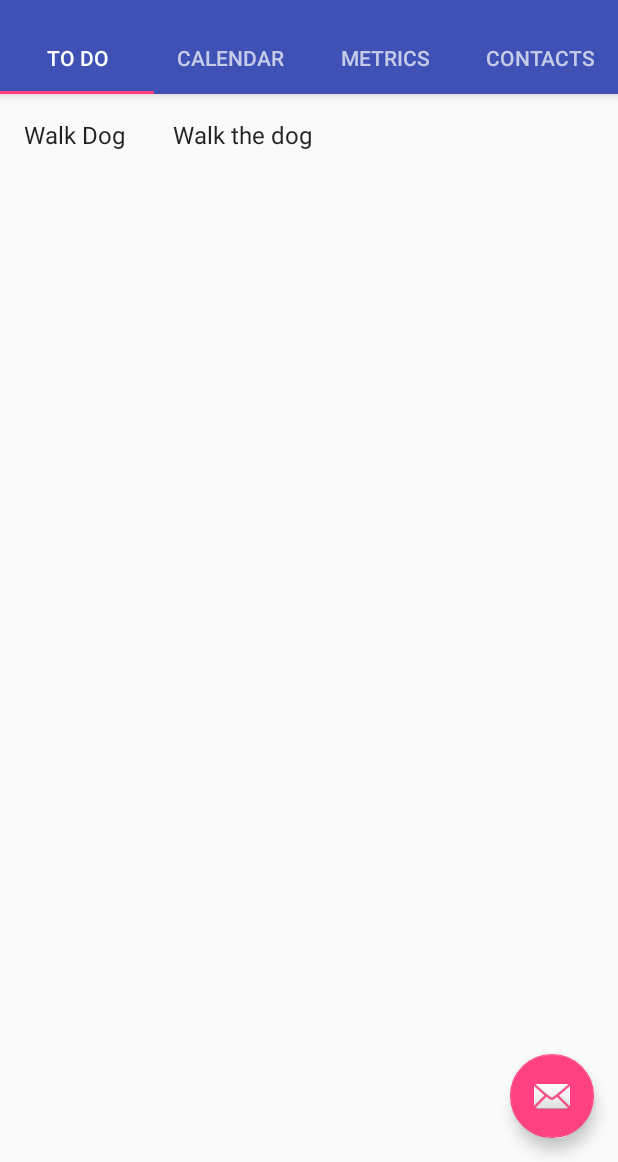
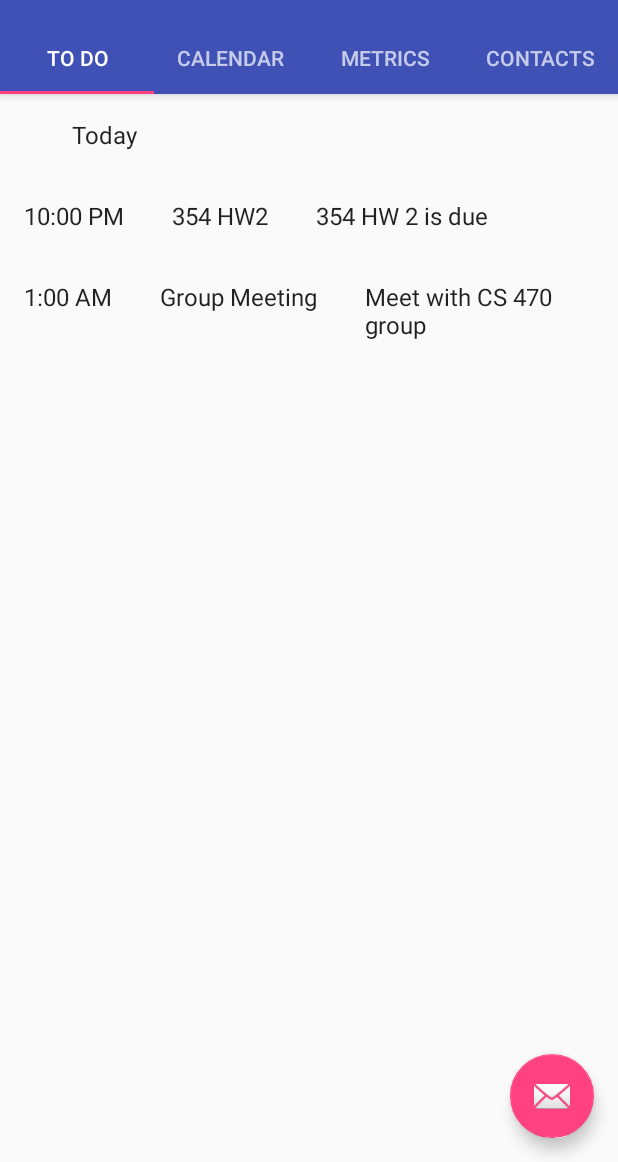
Before and after one commit to MSpelman/AndDone, an Android app: the screen it shows after launch (TodoActivity), on a phone screen of 412 x 824 dp, the part 74-1236 px from its top. Run offline under Robolectric (Android 15) with nearby library versions, the phone set to English and light mode, and no system bars.

Commit message:
Todo Round 2

```diff
--- a/app/src/main/java/com/example/anddone/Event.java
+++ b/app/src/main/java/com/example/anddone/Event.java
@@ -3,6 +3,7 @@ package com.example.anddone;
 //import java.time.*;
 import java.util.ArrayList;
 import java.util.Date;
+import java.text.SimpleDateFormat;
 
 /**
  * Event
@@ -38,6 +39,15 @@ public class Event implements IScheduleItem {
     public Event(String name, String description) {
         this.name = name;
         this.description = description;
+        beforeTasks = new ArrayList<>();
+        duringTasks = new ArrayList<>();
+        sharedWith = new ArrayList<>();
+    }
+
+    public Event(String name, String description, Date startTime) {
+        this.name = name;
+        this.description = description;
+        this.startTime = startTime;
         beforeTasks = new ArrayList<>();
         duringTasks = new ArrayList<>();
         sharedWith = new ArrayList<>();
@@ -111,4 +121,12 @@ public class Event implements IScheduleItem {
     public String getDescription() {
         return description;
     }
+
+    public String getTime() {
+        if (startTime != null) {
+            SimpleDateFormat format = new SimpleDateFormat("h:mm a");
+            return format.format(startTime);
+        }
+        return "";
+    }
 }
--- a/app/src/main/java/com/example/anddone/IScheduleItem.java
+++ b/app/src/main/java/com/example/anddone/IScheduleItem.java
@@ -9,4 +9,5 @@ package com.example.anddone;
 public interface IScheduleItem {
     public String getName();
     public String getDescription();
+    public String getTime();
 }
--- a/app/src/main/java/com/example/anddone/Task.java
+++ b/app/src/main/java/com/example/anddone/Task.java
@@ -3,6 +3,7 @@ package com.example.anddone;
 //import java.time.*;
 import java.util.ArrayList;
 import java.util.Date;
+import java.text.SimpleDateFormat;
 
 /**
  * Task
@@ -37,6 +38,14 @@ public class Task implements IScheduleItem {
     public Task(String name, String description) {
         this.name = name;
         this.description = description;
+        this.completed = false;
+        sharedWith = new ArrayList<>();
+    }
+
+    public Task(String name, String description, Date timeDue) {
+        this.name = name;
+        this.description = description;
+        this.timeDue = timeDue;
         this.completed = false;
         sharedWith = new ArrayList<>();
     }
@@ -94,4 +103,12 @@ public class Task implements IScheduleItem {
     public String getDescription() {
         return description;
     }
+
+    public String getTime() {
+        if (timeDue != null) {
+            SimpleDateFormat format = new SimpleDateFormat("h:mm a");
+            return format.format(timeDue);
+        }
+        return "";
+    }
 }
--- a/app/src/main/java/com/example/anddone/TodoContent.java
+++ b/app/src/main/java/com/example/anddone/TodoContent.java
@@ -1,6 +1,7 @@
 package com.example.anddone;
 
 import java.util.ArrayList;
+import java.util.Calendar;
 import java.util.List;
 import java.util.Date;
 
@@ -24,9 +25,15 @@ public class TodoContent {
         Task[] todaysTasks;
 
         todaysTasks = today.getTasks();
+        todaysEvents = today.getEvents();
+        scheduleItems.add(new Task("Today", ""));
 
         for (int i = 0; i < todaysTasks.length; i++) {
             scheduleItems.add(todaysTasks[i]);
+        }
+
+        for (int i = 0; i < todaysEvents.length; i++) {
+            scheduleItems.add(todaysEvents[i]);
         }
     }
 
@@ -34,9 +41,18 @@ public class TodoContent {
         Schedule schedule = user.getSchedule();
         Day today = new Day(new Date());
         schedule.addDay(today);
-        Event event = new Event("Group Meeting", "Meet with group");
+
+        // Add Event
+        Calendar calendar = Calendar.getInstance();
+        calendar.setTime(new Date());
+        calendar.set(Calendar.HOUR, 1);
+        calendar.set(Calendar.MINUTE, 0);
+        Event event = new Event("Group Meeting", "Meet with CS 470 group", calendar.getTime());
         today.addEvent(event);
-        Task task = new Task("Walk Dog", "Walk the dog");
+
+        // Add Task
+        calendar.set(Calendar.HOUR, 22);
+        Task task = new Task("354 HW2", "354 HW 2 is due", calendar.getTime());
         today.addTask(task);
         return schedule;
     }
--- a/app/src/main/java/com/example/anddone/TodoTabRecyclerViewAdapter.java
+++ b/app/src/main/java/com/example/anddone/TodoTabRecyclerViewAdapter.java
@@ -35,8 +35,9 @@ public class TodoTabRecyclerViewAdapter extends RecyclerView.Adapter<TodoTabRecy
     @Override
     public void onBindViewHolder(final ViewHolder holder, int position) {
         holder.mItem = mValues.get(position);
-        holder.mIdView.setText(mValues.get(position).getName());
-        holder.mContentView.setText(mValues.get(position).getDescription());
+        holder.mTimeView.setText(mValues.get(position).getTime());
+        holder.mNameView.setText(mValues.get(position).getName());
+        holder.mDescriptionView.setText(mValues.get(position).getDescription());
 
         holder.mView.setOnClickListener(new View.OnClickListener() {
             @Override
@@ -57,20 +58,22 @@ public class TodoTabRecyclerViewAdapter extends RecyclerView.Adapter<TodoTabRecy
 
     public class ViewHolder extends RecyclerView.ViewHolder {
         public final View mView;
-        public final TextView mIdView;
-        public final TextView mContentView;
+        public final TextView mTimeView;
+        public final TextView mNameView;
+        public final TextView mDescriptionView;
         public IScheduleItem mItem;
 
         public ViewHolder(View view) {
             super(view);
             mView = view;
-            mIdView = (TextView) view.findViewById(R.id.name);
-            mContentView = (TextView) view.findViewById(R.id.description);
+            mTimeView = (TextView) view.findViewById(R.id.time);
+            mNameView = (TextView) view.findViewById(R.id.name);
+            mDescriptionView = (TextView) view.findViewById(R.id.description);
         }
 
         @Override
         public String toString() {
-            return super.toString() + " '" + mContentView.getText() + "'";
+            return " '" + mDescriptionView.getText() + "'";
         }
     }
 }
--- a/app/src/main/res/layout/fragment_todo_tab.xml
+++ b/app/src/main/res/layout/fragment_todo_tab.xml
@@ -3,6 +3,13 @@
     android:layout_width="wrap_content"
     android:layout_height="wrap_content"
     android:orientation="horizontal">
+
+    <TextView
+        android:id="@+id/time"
+        android:layout_width="wrap_content"
+        android:layout_height="wrap_content"
+        android:layout_margin="@dimen/text_margin"
+        android:textAppearance="?attr/textAppearanceListItem" />
 
     <TextView
         android:id="@+id/name"
--- a/app/src/main/res/values/strings.xml
+++ b/app/src/main/res/values/strings.xml
@@ -6,6 +6,7 @@
     <string name="calendar">Calendar</string>
     <string name="metrics">Metrics</string>
     <string name="contacts">Contacts</string>
+    <string name="todo_fragment_today">Today</string>
 
     <!-- TODO: Remove or change this placeholder text -->
     <string name="hello_blank_fragment">Hello blank fragment</string>
```
Also changed, not shown: 2 other files.
